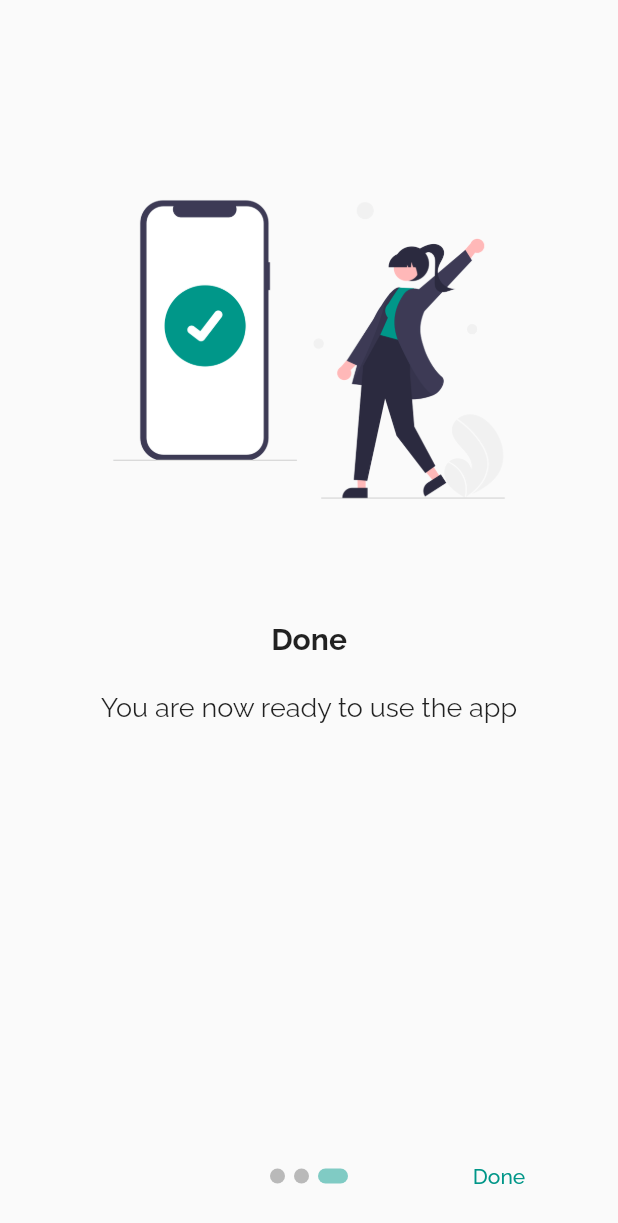
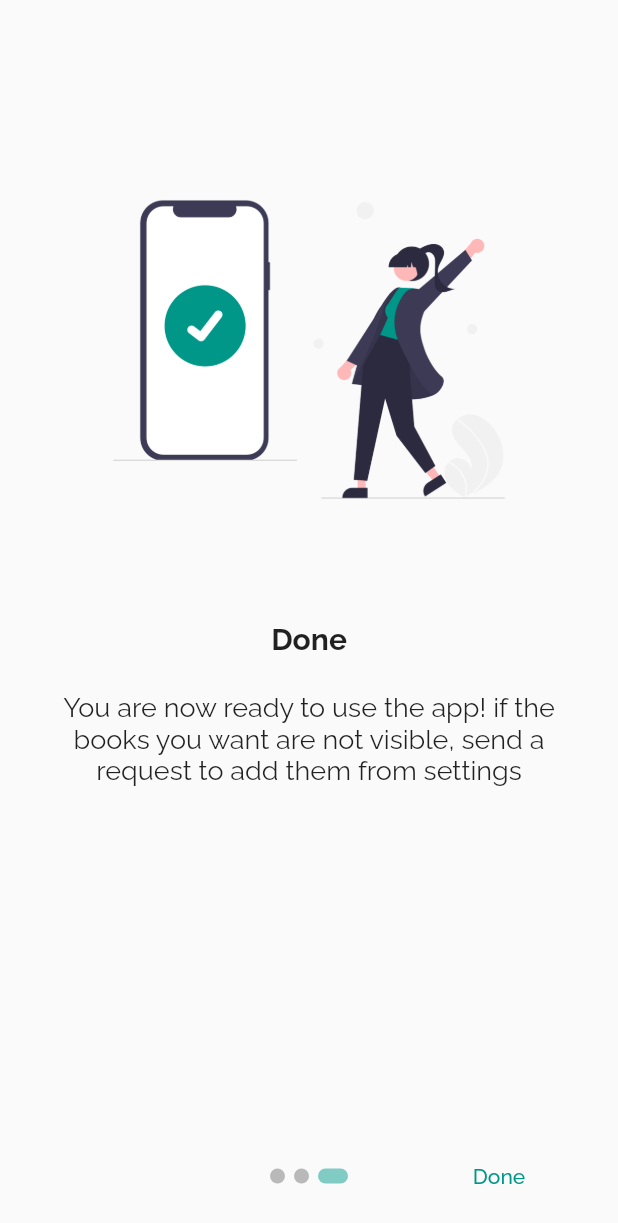
Before and after one commit to sohaibnomanahmed/pensum, a Flutter app: the screen it shows after launch, swiped to page 3, on a phone screen of 412 x 824 dp. Shown: the top 1223 px of the screen. Run offline on Flutter 3.47's test engine with Material 2 defaults, Android fonts, the phone set to English and light mode, and no system bars; drawn by our look-alikes of introduction_screen; our stand-ins replace cloud_firestore, firebase_auth, firebase_core, firebase_crashlytics, firebase_database, firebase_messaging and 12 more; missing offline and left inert: giphy_picker, new_version, translator; accounts and stored records are empty.

Commit message:
Make small improvments.

```diff
--- a/lib/authentication/authentication_provider.dart
+++ b/lib/authentication/authentication_provider.dart
@@ -44,7 +44,7 @@ class AuthenticationProvider with ChangeNotifier {
     try {
       // create user
       final userCredentials = await authenticationService.createUser(
-          email: email, password: password);
+          email: email.trim(), password: password);
       final user = userCredentials.user!;
       final time = user.metadata.creationTime;
       if (time == null) {
@@ -90,7 +90,7 @@ class AuthenticationProvider with ChangeNotifier {
     notifyListeners();
     try {
       final userCredentials =
-          await authenticationService.signIn(email: email, password: password);
+          await authenticationService.signIn(email: email.trim(), password: password);
       final user = userCredentials.user!;
       // send email varification
       if (!user.emailVerified) {
--- a/lib/localization/languages/en.dart
+++ b/lib/localization/languages/en.dart
@@ -5,7 +5,7 @@ const EN_LANG = {
     'onboarding_page2_title': 'How to add a deal',
     'onboarding_page2_body': 'Search for the book you want to add a deal to and select it. From there you can add and/or filter deals! You can see more how to guides in the settings tab',
     'onboarding_page3_title': 'Done',
-    'onboarding_page3_body': 'You are now ready to use the app',
+    'onboarding_page3_body': 'You are now ready to use the app! if the books you want are not visible, send a request to add them from settings',
     'skip_btn_txt': 'Skip',
     'next_btn_txt': 'Next',
     'done_btn_txt': 'Done',
--- a/lib/localization/languages/nb.dart
+++ b/lib/localization/languages/nb.dart
@@ -5,7 +5,7 @@ const NB_LANG = {
     'onboarding_page2_title': 'Hvordan legge til et tilbud',
     'onboarding_page2_body': 'Søk etter boken du ønsker å legge et tilbud for derreter velg boken, fra der kan du legge til tilbud og/eller filtrere tilbudene. Du kan se mer veiledning under instillinger',
     'onboarding_page3_title': 'Ferdig',
-    'onboarding_page3_body': 'Du er nå klar til å bruke appen',
+    'onboarding_page3_body': 'Du er nå klar til å bruke appen! Hvis boken du er ute etter ikke er synlig, legg inn et ønske om å legge den til fra instillinger',
     'skip_btn_txt': 'Hopp Over',
     'next_btn_txt': 'Neste',
     'done_btn_txt': 'Ferdig',
--- a/lib/messages/widgets/message_bottom_sheet.dart
+++ b/lib/messages/widgets/message_bottom_sheet.dart
@@ -107,8 +107,6 @@ class MessageBottomSheet extends StatelessWidget {
                     if (gif != null && gif.images.original != null && gif.images.original!.url != null){
                       final height = int.parse(gif.images.original!.height!);
                       final width = int.parse(gif.images.original!.width!);
-                      print(height);
-                      print(width);
                       await context.read<MessagesProvider>().sendGif(
                         height: height,
                         width: width,
--- a/pubspec.yaml
+++ b/pubspec.yaml
@@ -15,7 +15,7 @@ publish_to: 'none' # Remove this line if you wish to publish to pub.dev
 # In iOS, build-name is used as CFBundleShortVersionString while build-number used as CFBundleVersion.
 # Read more about iOS versioning at
 # https://developer.apple.com/library/archive/documentation/General/Reference/InfoPlistKeyReference/Articles/CoreFoundationKeys.html
-version: 1.4.1+5
+version: 1.5.0+6
 
 environment:
   sdk: '>=2.12.0 <3.0.0'
```
Also changed, not shown: lib/messages/widgets/message_bar.dart (+4 -4 lines).
